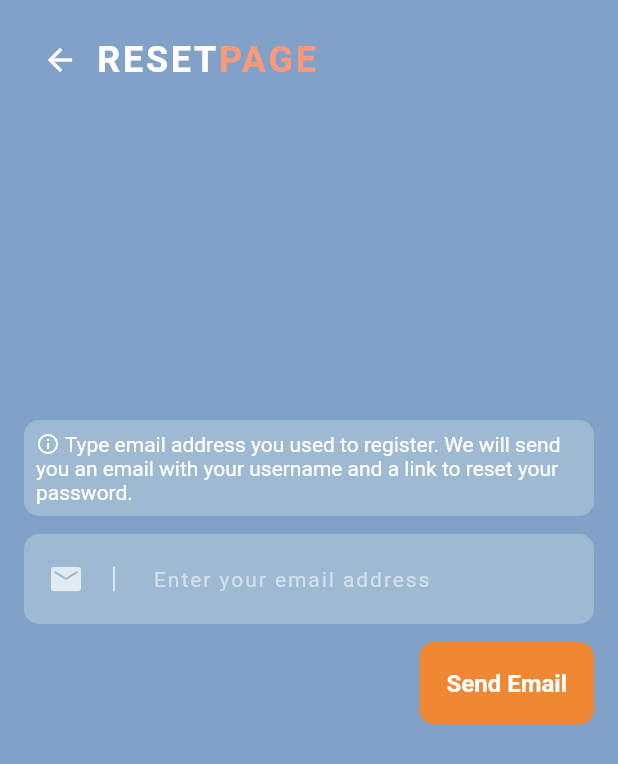
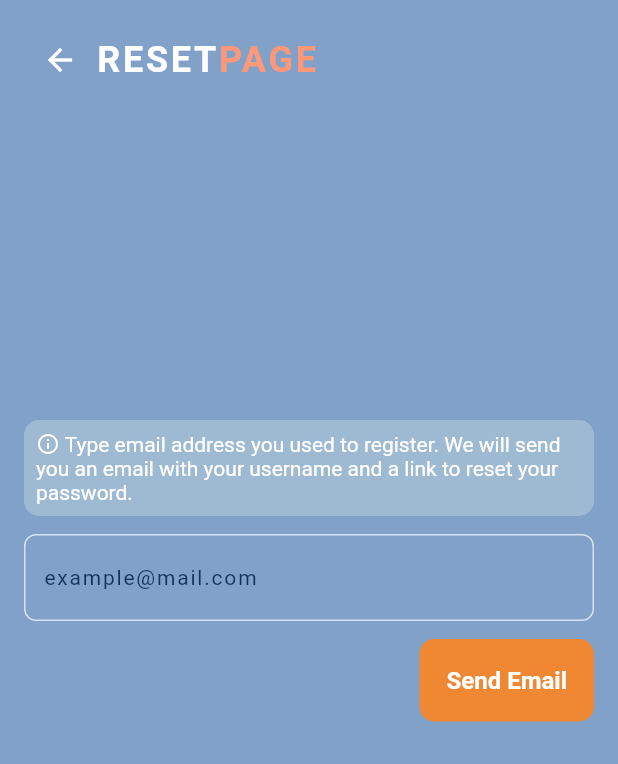
Before and after one commit to yigtkaya/health_tourism, a Flutter app: the ForgotPasswordView screen opened by its route, on a phone screen of 412 x 824 dp. Shown: the top 764 px of the screen. Run offline on Flutter 3.47's test engine with Material 2 defaults, Android fonts, the phone set to English and light mode, and no system bars; our stand-ins replace bloc, cloud_firestore, dio, email_validator, equatable, firebase_auth and 15 more; missing offline and left inert: flutter_facebook_auth; accounts and stored records are empty; Roboto replaces fonts that are missing (OpenSans, OpenSansbold).

Commit message:
visibility icons and text fileds update

```diff
--- a/lib/core/components/ht_email_field.dart
+++ b/lib/core/components/ht_email_field.dart
@@ -2,6 +2,7 @@ import 'package:flutter/cupertino.dart';
 import 'package:flutter/material.dart';
 import 'package:health_tourism/core/components/ht_icon.dart';
 import 'package:health_tourism/core/constants/asset.dart';
+import 'package:health_tourism/core/constants/dimen.dart';
 import 'package:health_tourism/core/constants/horizontal_space.dart';
 
 import '../../product/theme/styles.dart';
@@ -30,28 +31,14 @@ class _HTEmailFieldState extends State<HTEmailField> {
     return Container(
       alignment: Alignment.center,
       decoration: BoxDecoration(
-        borderRadius: BorderRadius.circular(10.0),
-        color: const Color(0xFF9EB9D2),
+        borderRadius: BorderRadius.circular(DimenConstant.SMALL),
+        border: Border.all(color: const Color(0xFFD3E3F1), width: 1.0),
       ),
       child: Padding(
-        padding: const EdgeInsets.symmetric(vertical: 6,horizontal: 16.0),
+        padding: const EdgeInsets.symmetric(vertical: 4, horizontal: 12.0),
         child: Row(
           crossAxisAlignment: CrossAxisAlignment.center,
           children: <Widget>[
-            //mail icon
-            Icon(
-              widget.iconName,
-              color: Colors.white70,
-            ),
-            const HorizontalSpace(
-              spaceAmount: 10,
-            ),
-            //divider svg
-            HTIcon(iconName: AssetConstants.icons.verticalDivider, width: 20, height: 20 , color: Colors.white70,),
-            const SizedBox(
-              width: 16,
-            ),
-
             //email address textField
             Expanded(
               child: TextFormField(
@@ -62,8 +49,8 @@ class _HTEmailFieldState extends State<HTEmailField> {
                 cursorColor: Colors.white70,
                 keyboardType: TextInputType.emailAddress,
                 style: htLabelStyle,
-                decoration: InputDecoration(
-                    hintText: widget.hintText,
+                decoration: const InputDecoration(
+                    hintText: "example@mail.com",
                     hintStyle: htHintTextStyle,
                     border: InputBorder.none),
               ),
--- a/lib/core/constants/asset.dart
+++ b/lib/core/constants/asset.dart
@@ -15,4 +15,6 @@ class HTIcons {
   final String cameraIcon = AssetConstants.toIcon("camera_icon");
   final String sendIcon = AssetConstants.toIcon("send_icon");
   final String verticalDivider = AssetConstants.toIcon("vertical_divider_icon");
+  final String visibilityOn = AssetConstants.toIcon("visibility");
+  final String visibilityOff = AssetConstants.toIcon("visibility_off");
 }
--- a/lib/core/constants/dimen.dart
+++ b/lib/core/constants/dimen.dart
@@ -1,9 +1,8 @@
 class DimenConstant {
   /// size-4
-  static const double SMALL = 4.0;
 
   ///size-8
-  static const double SEMI_MEDIUM = 8.0;
+  static const double SMALL = 8.0;
 
   ///size-12
   static const double MEDIUM = 12.0;
@@ -12,8 +11,8 @@ class DimenConstant {
   static const double LARGE = 16.0;
 
   ///size-20
-  static const double VERY_LARGE = 20.0;
+  static const double VERY_LARGE = 24.0;
 
   ///size-28
-  static const double HUGE = 28.0;
+  static const double HUGE = 32.0;
 }
--- a/lib/product/theme/styles.dart
+++ b/lib/product/theme/styles.dart
@@ -1,8 +1,9 @@
 import 'package:flutter/material.dart';
 
 const htHintTextStyle = TextStyle(
-  color: Colors.white54,
-  letterSpacing: 1.3,
+  color: Color(0xFF123258),
+  letterSpacing: 1.2,
+  fontSize: 14,
   fontFamily: 'OpenSans',
 );
 
@@ -31,11 +32,18 @@ const htSmallLabelStyle = TextStyle(
   fontFamily: 'OpenSans',
   fontSize: 10
 );
-const htClockLabelStyle = TextStyle(
-    color: Colors.blue,
+const htBlueTitleLabelStyle = TextStyle(
+    color: Color(0xFF123258), //Color(0xFFFE9879
+    fontWeight: FontWeight.bold,
+    fontFamily: 'Domine',
+    fontSize: 32
+);
+
+const htBlueLabelStyle = TextStyle(
+    color: Color(0xFF4C6780), //Color(0xFFFE9879
     fontWeight: FontWeight.normal,
-    fontFamily: 'OpenSans',
-    fontSize: 10
+    fontFamily: 'NunitoSans',
+    fontSize: 16
 );
 const htTitleStyle =  TextStyle(
   color: Colors.white,
@@ -48,7 +56,7 @@ const htTitleStyle2 =  TextStyle(
   fontFamily: 'OpenSansbold',
 );
 
-final HTBoxDecorationStyle = BoxDecoration(
+final htBoxDecorationStyle = BoxDecoration(
   color: const Color(0xFF6CA8F1),
   borderRadius: BorderRadius.circular(10.0),
   boxShadow: const [
--- a/lib/view/root/root_view.dart
+++ b/lib/view/root/root_view.dart
@@ -17,7 +17,7 @@ class RootView extends StatelessWidget {
     return BlocBuilder<AuthCubit, AuthState>(
         builder: (context, state) {
           if (state is Authenticated) {
-            return ChatsView();
+            return const LoginView();
           }
           return const LoginView();
         });
```
Also changed, not shown: lib/core/components/ht_password_field.dart (+29 -59 lines), lib/view/login/login_view.dart (+14 -41 lines), assets/icon/ic_visibility.svg (added), assets/icon/ic_visibility_off.svg (added).
